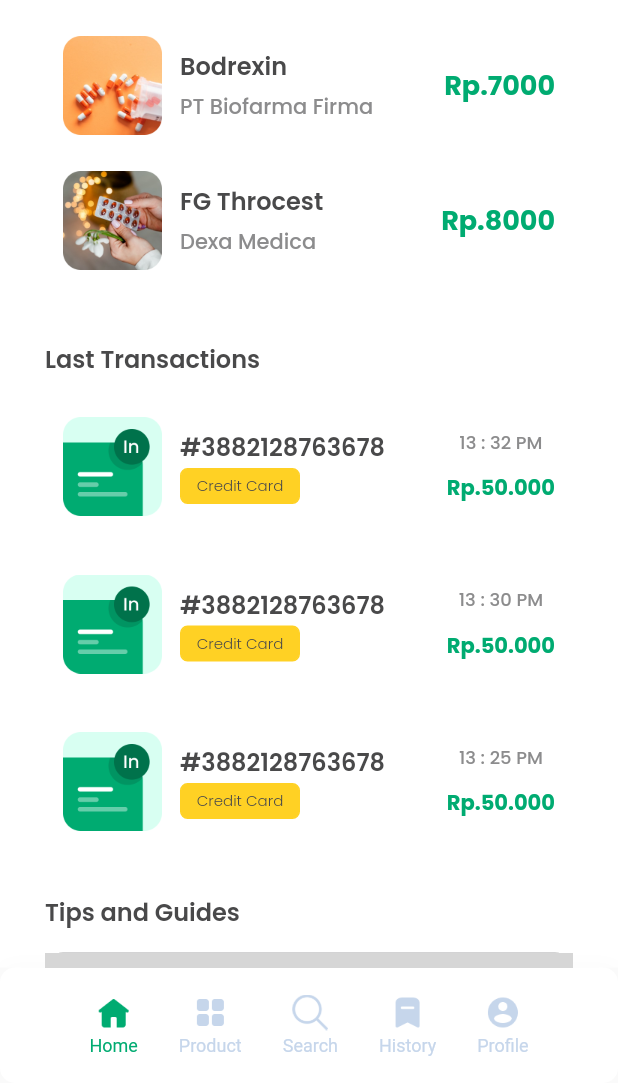
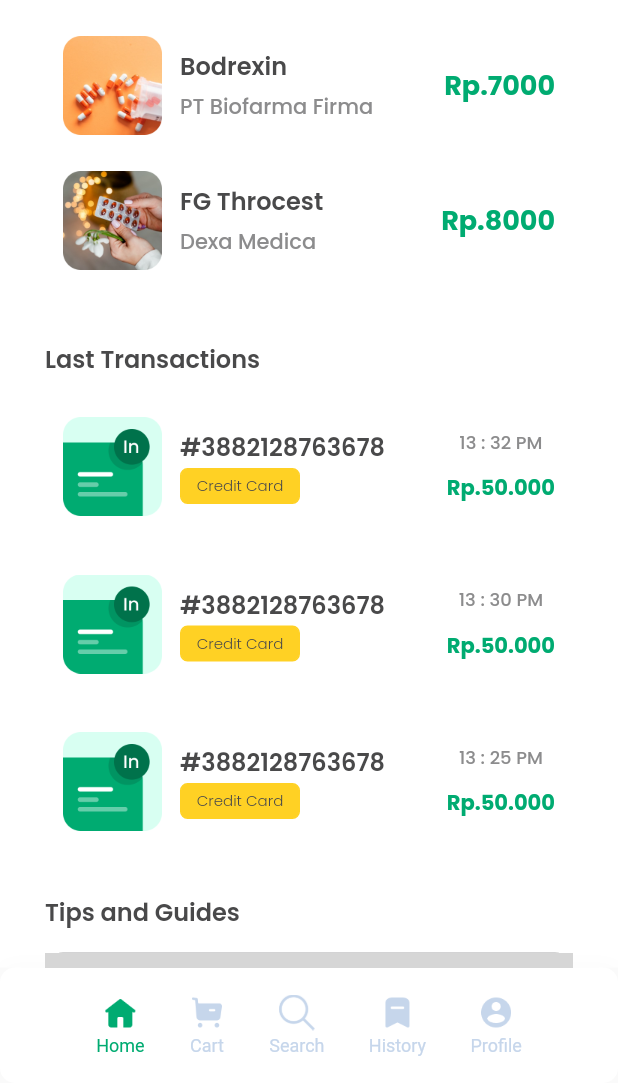
Before and after one commit to andikanatha/MedicineApps, a Flutter app: the BasePage screen opened by its route, scrolled down 576 dp, on a phone screen of 412 x 824 dp, the part 153-1236 px from its top. Run offline on Flutter 3.47's test engine with Material 2 defaults, Android fonts, the phone set to English and light mode, and no system bars; our stand-ins replace email_validator, google_fonts, sqflite; accounts and stored records are empty; grey boxes are pictures that could not be loaded.

Commit message:
style [AN] change navbar item and add cart to navbar

```diff
--- a/lib/pages/base_page.dart
+++ b/lib/pages/base_page.dart
@@ -1,6 +1,6 @@
+import 'package:apoo_flutter/pages/cart.dart';
 import 'package:apoo_flutter/theme.dart';
 import 'package:flutter/material.dart';
-
 import 'history_page.dart';
 import 'home_page.dart';
 import 'profile_page.dart';
@@ -18,7 +18,7 @@ class _BasePageState extends State<BasePage> {
   int currentIndex = 0;
   final List<Widget> body = [
     HomePage(),
-    SalesPage(),
+    Cartpage(),
     PurchasingPage(),
     HistoryPage(),
     ProfilePage(),
@@ -58,9 +58,9 @@ class _BasePageState extends State<BasePage> {
               'Home',
             ),
             buildNavBarItem(
-              'assets/icon-catalog.png',
+              'assets/icon-order.png',
               1,
-              'Product',
+              'Cart',
             ),
             buildNavBarItem(
               'assets/icon-search.png',
--- a/lib/pages/home_page.dart
+++ b/lib/pages/home_page.dart
@@ -97,16 +97,16 @@ class _HomePageState extends State<HomePage> {
           ),
           Spacer(),
 
-          InkWell(
-            child: Icon(Icons.shopping_cart_rounded),
-            onTap: () {
-              Navigator.push(
-                  context,
-                  MaterialPageRoute(
-                    builder: (context) => Cartpage(),
-                  ));
-            },
-          ),
+          // InkWell(
+          //   child: Icon(Icons.shopping_cart_rounded),
+          //   onTap: () {
+          //     Navigator.push(
+          //         context,
+          //         MaterialPageRoute(
+          //           builder: (context) => Cartpage(),
+          //         ));
+          //   },
+          // ),
           // Image.asset(
           //   'assets/notification.png',
           //   width: 50,
```
